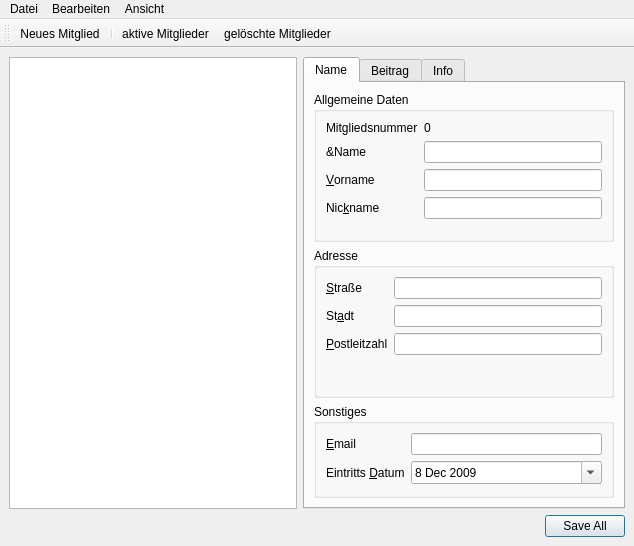
Old version of the form src/gui/mainwindow.ui in the repository Bjoe/member-manager.
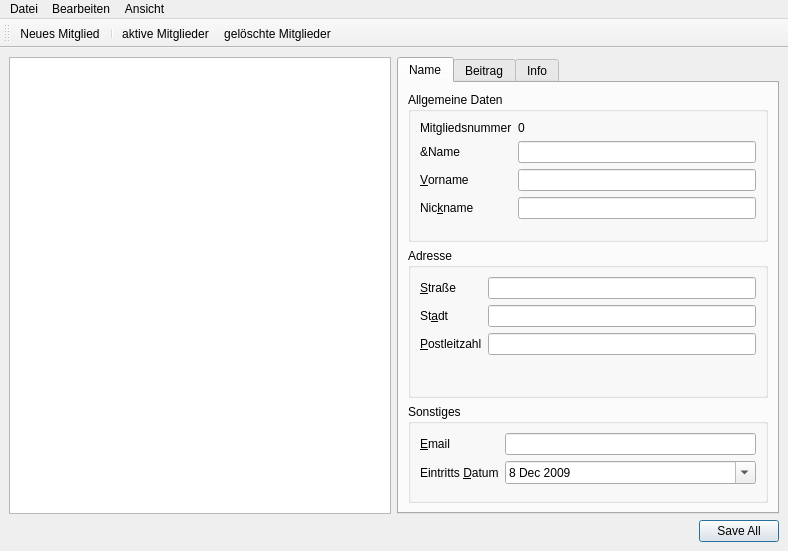
New version of the form.

Patch:
```diff
--- a/src/gui/mainwindow.ui
+++ b/src/gui/mainwindow.ui
@@ -6,8 +6,8 @@
    <rect>
     <x>0</x>
     <y>0</y>
-    <width>634</width>
-    <height>502</height>
+    <width>788</width>
+    <height>551</height>
    </rect>
   </property>
   <property name="windowTitle">
@@ -426,6 +426,12 @@
     </item>
     <item row="1" column="2">
      <widget class="QDialogButtonBox" name="buttonBox">
+      <property name="maximumSize">
+       <size>
+        <width>450</width>
+        <height>16777215</height>
+       </size>
+      </property>
       <property name="standardButtons">
        <set>QDialogButtonBox::SaveAll</set>
       </property>
@@ -453,7 +459,7 @@
     <rect>
      <x>0</x>
      <y>0</y>
-     <width>634</width>
+     <width>788</width>
      <height>20</height>
     </rect>
    </property>
```
